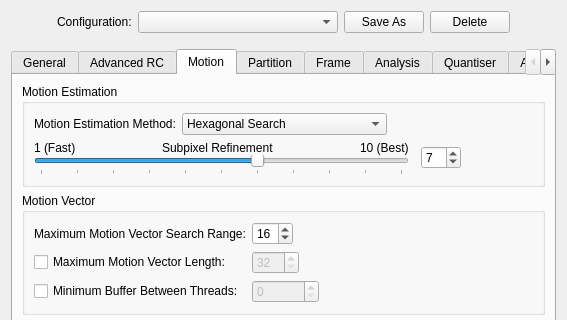
This is avidemux_plugins/ADM_videoEncoder/x264/qt4/x264ConfigDialog.ui in mean00/avidemux2 as Qt 5 draws it before an edit; both pictures show x 0 to 567 and y 0 to 320 of the 567 by 787 pixel window. The edited form follows.
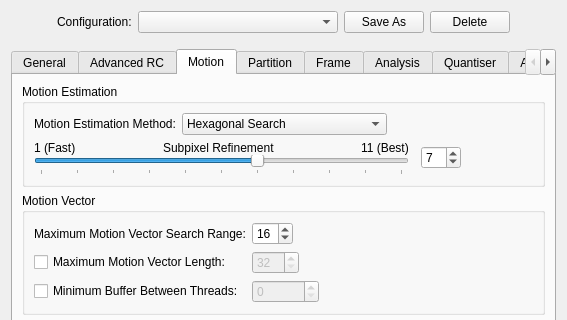
This is the edited form. The open tabs and pages were chosen to show the change.

The edit to the form file:
```diff
--- a/avidemux_plugins/ADM_videoEncoder/x264/qt4/x264ConfigDialog.ui
+++ b/avidemux_plugins/ADM_videoEncoder/x264/qt4/x264ConfigDialog.ui
@@ -1086,7 +1086,7 @@
                   <item>
                    <widget class="QLabel" name="label_37">
                     <property name="text">
-                     <string>10 (Best)</string>
+                     <string>11 (Best)</string>
                     </property>
                    </widget>
                   </item>
```
